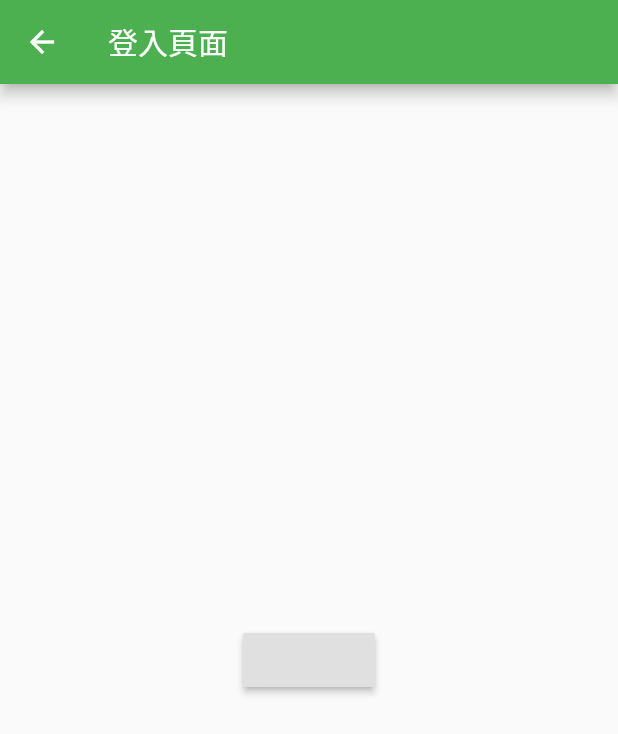
After one commit to su11003333/flutter_shop, a Flutter app: the MyHomePage screen opened directly, after a tap on the "panorama fish eye" icon, after a tap on the "add" icon, on a phone screen of 412 x 824 dp. The commit adds this screen. Shown: the top 734 px of the screen. Run offline on Flutter 3.47's test engine with Material 2 defaults, Android fonts, the phone set to English and light mode, and no system bars; our stand-ins replace flutter_screenutil, fluttertoast, shared_preferences; accounts and stored records are empty.

Commit message:
main page and http package

```diff
--- a/lib/call/call.dart
+++ b/lib/call/call.dart
@@ -0,0 +1,39 @@
+
+class Call {
+
+  static Map<String, List<Function>> _callMap = Map<String, List<Function>>();
+
+
+  static Future<void> addCallBack(String type, Function callback) async {
+    if (_callMap[type] == null) {
+      _callMap[type] = [];
+    }
+    if (await hasCallBack(type, callback) == false) {
+      _callMap[type].add(callback);
+    }
+  }
+
+  static Future<bool> hasCallBack(type, Function callBack) async {
+    if (_callMap[type] == null) {
+      return false;
+    }
+    return _callMap[type].contains(callBack);
+  }
+
+
+  static Future<void> removeCallBack(String type, Function callBack) async {
+    if (_callMap[type] == null) {
+      return;
+    }
+    _callMap[type].removeWhere((element) => element == callBack);
+  }
+
+  static Future<void> dispatch(String type, {dynamic data = null}) async {
+    if (_callMap[type] == null) {
+      throw Exception('回调事件 $type 没有监听,发送失败');
+    }
+    _callMap[type].forEach((element) {
+      element(data);
+    });
+  }
+}
--- /dev/null
+++ b/lib/component/circle_check_box.dart
@@ -0,0 +1,41 @@
+import 'package:flutter/material.dart';
+import 'package:flutter_shop/config/index.dart';
+
+class CircleCheckBox extends StatefulWidget {
+  bool value = false;
+
+  Function onChange;
+
+  CircleCheckBox({this.value, this.onChange});
+
+  @override
+  _CircleCheckBoxState createState() => _CircleCheckBoxState();
+}
+
+class _CircleCheckBoxState extends State<CircleCheckBox> {
+  @override
+  Widget build(BuildContext context) {
+    // TODO: implement build
+    return Center(
+      child: GestureDetector(
+        onTap: () {
+          widget.value = !widget.value;
+          widget.onChange(widget.value);
+        },
+        child: Padding(
+            padding: const EdgeInsets.all(0.0),
+            child: widget.value
+                ? Icon(
+                    Icons.check_circle,
+                    size: 28.0,
+                    color: KColor.CHECKBOX_COLOR,
+                  )
+                : Icon(
+                    Icons.panorama_fish_eye,
+                    size: 28.0,
+                    color: Colors.grey,
+                  )),
+      ),
+    );
+  }
+}
--- /dev/null
+++ b/lib/main.bak.dart
@@ -0,0 +1,120 @@
+import 'package:flutter/material.dart';
+import 'package:flutter_shop/component/show_message.dart';
+import 'package:flutter_screenutil/flutter_screenutil.dart';
+import 'package:flutter_shop/component/small_button.dart';
+import 'package:flutter_shop/component/item_text_field.dart';
+import 'package:flutter_shop/component/logo_container.dart';
+import 'package:flutter_shop/component/circle_check_box.dart';
+import 'package:flutter_shop/utils/router_util.dart';
+import 'package:flutter_shop/call/call.dart';
+import 'package:flutter_shop/call/notify.dart';
+
+void main() {
+  runApp(MyApp());
+}
+
+class MyApp extends StatelessWidget {
+  // This widget is the root of your application.
+  @override
+  Widget build(BuildContext context) {
+    return MaterialApp(
+      title: 'Flutter Demo',
+      theme: ThemeData(
+        primarySwatch: Colors.blue,
+        visualDensity: VisualDensity.adaptivePlatformDensity,
+      ),
+      home: MyHomePage(title: 'Flutter Demo Home Page'),
+    );
+  }
+}
+
+class MyHomePage extends StatefulWidget {
+  MyHomePage({Key key, this.title}) : super(key: key);
+
+  final String title;
+
+  @override
+  _MyHomePageState createState() => _MyHomePageState();
+}
+
+class _MyHomePageState extends State<MyHomePage> {
+
+  @override
+  void initState(){
+    Call.addCallBack('Test',callBack);
+  }
+
+  callBack(data){
+    print(data['name']);
+  }
+
+  int _counter = 0;
+
+  bool checked = false;
+
+  void _incrementCounter() {
+    // setState(() {
+    //   _counter++;
+    // });
+    // MessageWidget.show('測試組件');
+    RouterUtil.toLoginPage(context, 'hello');
+    // Call.dispatch('Test',data:{'name':'kevin','islogin':true});
+
+
+  }
+
+  @override
+  Widget build(BuildContext context) {
+    ScreenUtil.instance = ScreenUtil(width: 750, height: 1334)..init(context);
+    //初始化ScreenUtil才能攻下面組建參考使用
+
+    return Scaffold(
+      appBar: AppBar(
+        title: Text(widget.title),
+      ),
+      body: Center(
+        child: Column(
+          mainAxisAlignment: MainAxisAlignment.center,
+          children: <Widget>[
+            KSmallButton(
+              text: '小按鈕',
+              onPressed: () {
+                print('點擊了小按鈕');
+              },
+            ),
+            ItemTextField(
+              icon: Icon(Icons.person),
+              controller: TextEditingController(),
+              focusNode: FocusNode(),
+              title: '用戶名',
+              hintText: '請輸入用戶名',
+              obscureText: false,
+            ),
+            Text(
+              'You have pushed the button this many times:',
+            ),
+            Text(
+              '$_counter',
+              style: Theme.of(context).textTheme.headline4,
+            ),
+            LogoContainer(),
+            SizedBox(height: 60),
+            CircleCheckBox(
+              value: checked,
+              onChange: (val) {
+                setState(() {
+                  checked = val;
+                });
+              },
+            ),
+          ],
+        ),
+      ),
+      floatingActionButton: FloatingActionButton(
+        onPressed: _incrementCounter,
+        tooltip: 'Increment',
+        child: Icon(Icons.add),
+      ), // This trailing comma makes auto-formatting nicer for build methods.
+    );
+  }
+}
--- /dev/null
+++ b/lib/model/cart_model.dart
@@ -0,0 +1,3 @@
+class CartModel{
+
+}
--- /dev/null
+++ b/lib/page/user/login_page.dart
@@ -0,0 +1,25 @@
+import 'package:flutter/material.dart';
+import 'package:flutter_shop/call/call.dart';
+import 'package:flutter_shop/call/notify.dart';
+
+class LoginPage extends StatelessWidget {
+  String username;
+  LoginPage({this.username});
+
+  @override
+  Widget build(BuildContext context) {
+    return Scaffold(
+      appBar: AppBar(title: Text('登入頁面')),
+      body: Center(
+        child:RaisedButton(
+          onPressed: (){
+            Call.dispatch('Test',data:{
+              'name':'Jeff',
+              'islogin':true
+            });
+          }
+        ),
+      ),
+    );
+  }
+}
--- /dev/null
+++ b/lib/utils/router_util.dart
@@ -0,0 +1,78 @@
+import 'package:flutter/material.dart';
+import 'package:flutter_shop/page/user/login_page.dart';
+// import 'package:flutter_shop/page/category/category_good_list_page.dart';
+// import 'package:flutter_shop/page/user/member_page.dart';
+// import 'package:flutter_shop/page/user/register_page.dart';
+// import 'package:flutter_shop/page/detail/good_detail_page.dart';
+// import 'package:flutter_shop/page/order/write_order_page.dart';
+// import 'package:flutter_shop/page/order/order_list_page.dart';
+// import 'package:flutter_shop/page/order/order_info_page.dart';
+// import 'package:flutter_shop/model/order_model.dart';
+
+class RouterUtil {
+  static toLoginPage(BuildContext context, String username) {
+    Navigator.push(
+      context,
+      MaterialPageRoute(
+          builder: (context) => LoginPage(
+                username: username,
+              )),
+    );
+  }
+
+  static pop(BuildContext context) {
+    Navigator.pop(context);
+  }
+  // static toLoginPage(BuildContext context) {
+  //   Navigator.push(
+  //     context,
+  //     MaterialPageRoute(builder: (context) => LoginPage()),
+  //   );
+  // }
+  //
+  // static toRegisterPage(BuildContext context) {
+  //   Navigator.push(
+  //     context,
+  //     MaterialPageRoute(builder: (context) => RegisterPage()),
+  //   );
+  // }
+  //
+  // static toMemberPage(BuildContext context) {
+  //   Navigator.push(
+  //     context,
+  //     MaterialPageRoute(builder: (context) => MemberPage()),
+  //   );
+  // }
+  //
+  // static toWriteOrderPage(BuildContext context) {
+  //   Navigator.push(
+  //     context,
+  //     MaterialPageRoute(builder: (context) => WriteOrderPage()),
+  //   );
+  // }
+  //
+  // static toOrderListPage(BuildContext context) {
+  //   Navigator.push(
+  //     context,
+  //     MaterialPageRoute(builder: (context) => OrderListPage()),
+  //   );
+  // }
+  //
+  // static toOrderInfoPage(BuildContext context, OrderModel orderModel) {
+  //   Navigator.push(
+  //     context,
+  //     MaterialPageRoute(builder: (context) => OrderInfoPage(orderModel)),
+  //   );
+  // }
+  //
+  // static toGoodDetailPage(BuildContext context, String goodId) {
+  //   Navigator.push(
+  //     context,
+  //     MaterialPageRoute(builder: (context) => GoodDetailPage(goodId)),
+  //   );
+  // }
+  //
+  // static pop(BuildContext context) {
+  //   Navigator.pop(context);
+  // }
+}
```
Also changed, not shown: lib/call/notify.dart (added, +21 -0 lines), lib/data/data_center.dart (+15 -0 lines), lib/main.dart (+6 -76 lines), lib/page/main_page.dart (+17 -0 lines), lib/service/http_service.dart (+84 -0 lines), lib/utils/color_util.dart (added, +19 -0 lines), lib/utils/ramdom_util.dart (added, +17 -0 lines), lib/utils/token_util.dart (added, +19 -0 lines), lib/call/notify.call.dart (deleted).
